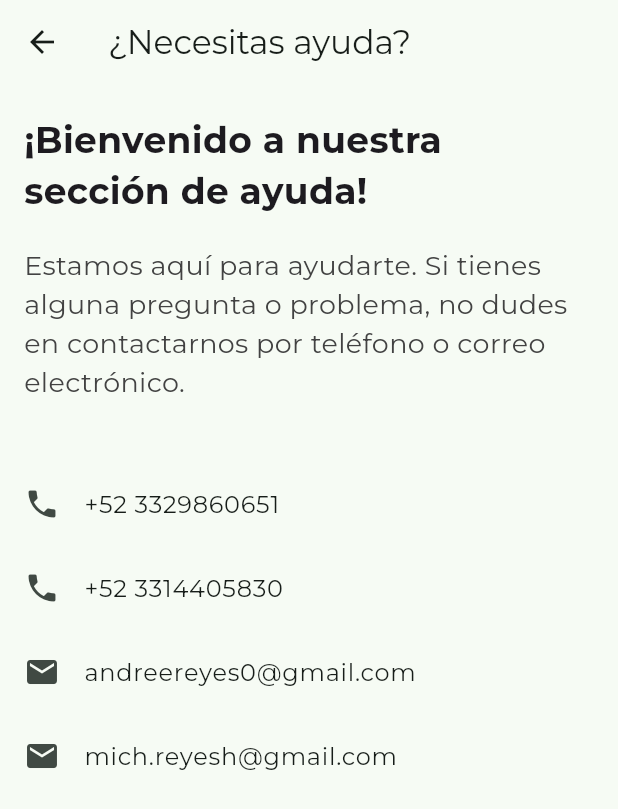
After one commit to axelperez3009/parkware-alpha, a Flutter app: the HelpPage screen opened directly, on a phone screen of 412 x 824 dp. The commit adds this screen. Shown: the top 809 px of the screen. Run offline on Flutter 3.47's test engine with Material 3 defaults, Android fonts, the phone set to English and light mode, and no system bars; our stand-ins replace firebase_auth, firebase_core, flutter_dotenv, fluttertoast, google_fonts, google_sign_in and 1 more; missing offline and left inert: flutter_stripe; accounts and stored records are empty.

Commit message:
Notificacions View + Help View + Tickets Details View + Improve Profile View

```diff
--- /dev/null
+++ b/lib/presentation/views/help/help_screen.dart
@@ -0,0 +1,59 @@
+import 'package:flutter/material.dart';
+
+class HelpPage extends StatelessWidget {
+  @override
+  Widget build(BuildContext context) {
+    return Scaffold(
+      appBar: AppBar(
+        title: Text('¿Necesitas ayuda?'),
+      ),
+      body: SingleChildScrollView(
+        child: Column(
+          crossAxisAlignment: CrossAxisAlignment.stretch,
+          children: [
+            SizedBox(height: 20),
+            Padding(
+              padding: const EdgeInsets.symmetric(horizontal: 16.0),
+              child: Text(
+                '¡Bienvenido a nuestra sección de ayuda!',
+                style: TextStyle(
+                  fontSize: 24,
+                  fontWeight: FontWeight.bold,
+                ),
+              ),
+            ),
+            SizedBox(height: 20),
+            Padding(
+              padding: const EdgeInsets.symmetric(horizontal: 16.0),
+              child: Text(
+                'Estamos aquí para ayudarte. Si tienes alguna pregunta o problema, no dudes en contactarnos por teléfono o correo electrónico.',
+                style: TextStyle(
+                  fontSize: 18,
+                  color: Colors.grey[800],
+                ),
+              ),
+            ),
+            SizedBox(height: 40),
+            ListTile(
+              leading: Icon(Icons.phone),
+              title: Text('+52 3329860651'),
+            ),
+            ListTile(
+              leading: Icon(Icons.phone),
+              title: Text('+52 3314405830'),
+            ),
+            ListTile(
+              leading: Icon(Icons.email),
+              title: Text('andreereyes0@gmail.com'),
+            ),
+            ListTile(
+              leading: Icon(Icons.email),
+              title: Text('mich.reyesh@gmail.com'),
+            ),
+            SizedBox(height: 40),
+          ],
+        ),
+      ),
+    );
+  }
+}
```
Also changed, not shown: lib/data/api_service.dart (+39 -3 lines), lib/pages/payment_page.dart (+5 -5 lines), lib/pages/profile_page.dart (+10 -15 lines), lib/pages/tickets_details_page.dart (+78 -36 lines), lib/pages/tickets_page.dart (+39 -32 lines), lib/presentation/views/notifications/notifications_screen.dart (added, +95 -0 lines).
